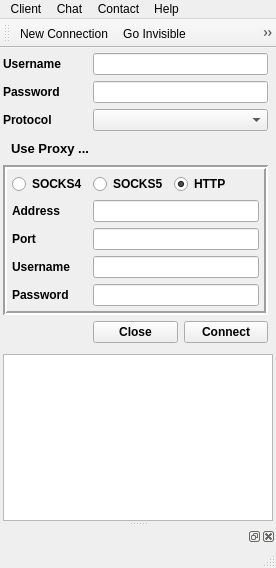
Old version of the form py/gui/main_auto.ui in the repository mnunberg/yobot.
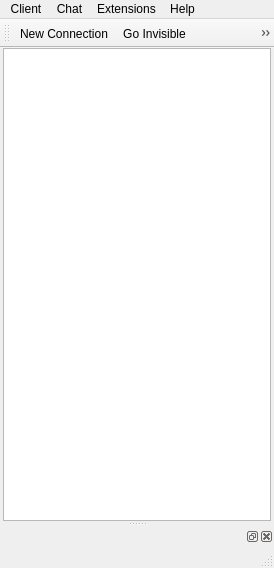
New version of the form. Icons and pictures are not drawn.

Patch:
```diff
--- a/py/gui/main_auto.ui
+++ b/py/gui/main_auto.ui
@@ -9,7 +9,7 @@
    <rect>
     <x>0</x>
     <y>0</y>
-    <width>276</width>
+    <width>274</width>
     <height>568</height>
    </rect>
   </property>
@@ -31,372 +31,6 @@
      <number>0</number>
     </property>
     <item row="0" column="0">
-     <widget class="QFrame" name="conninput">
-      <property name="sizePolicy">
-       <sizepolicy hsizetype="Expanding" vsizetype="Fixed">
-        <horstretch>0</horstretch>
-        <verstretch>0</verstretch>
-       </sizepolicy>
-      </property>
-      <property name="frameShape">
-       <enum>QFrame::NoFrame</enum>
-      </property>
-      <property name="frameShadow">
-       <enum>QFrame::Plain</enum>
-      </property>
-      <property name="lineWidth">
-       <number>0</number>
-      </property>
-      <layout class="QGridLayout" name="gridLayout_2">
-       <property name="sizeConstraint">
-        <enum>QLayout::SetDefaultConstraint</enum>
-       </property>
-       <property name="leftMargin">
-        <number>0</number>
-       </property>
-       <property name="topMargin">
-        <number>5</number>
-       </property>
-       <property name="rightMargin">
-        <number>5</number>
-       </property>
-       <property name="bottomMargin">
-        <number>5</number>
-       </property>
-       <item row="1" column="0">
-        <widget class="QLabel" name="_userlabel">
-         <property name="sizePolicy">
-          <sizepolicy hsizetype="Preferred" vsizetype="Fixed">
-           <horstretch>0</horstretch>
-           <verstretch>0</verstretch>
-          </sizepolicy>
-         </property>
-         <property name="font">
-          <font>
-           <weight>75</weight>
-           <bold>true</bold>
-          </font>
-         </property>
-         <property name="text">
-          <string>Username</string>
-         </property>
-         <property name="buddy">
-          <cstring>w_username</cstring>
-         </property>
-        </widget>
-       </item>
-       <item row="1" column="1" colspan="2">
-        <widget class="QLineEdit" name="w_username">
-         <property name="sizePolicy">
-          <sizepolicy hsizetype="Expanding" vsizetype="Fixed">
-           <horstretch>0</horstretch>
-           <verstretch>0</verstretch>
-          </sizepolicy>
-         </property>
-         <property name="text">
-          <string/>
-         </property>
-        </widget>
-       </item>
-       <item row="2" column="0">
-        <widget class="QLabel" name="_passwordlabel">
-         <property name="sizePolicy">
-          <sizepolicy hsizetype="Preferred" vsizetype="Fixed">
-           <horstretch>0</horstretch>
-           <verstretch>0</verstretch>
-          </sizepolicy>
-         </property>
-         <property name="font">
-          <font>
-           <weight>75</weight>
-           <bold>true</bold>
-          </font>
-         </property>
-         <property name="text">
-          <string>Password</string>
-         </property>
-         <property name="buddy">
-          <cstring>w_password</cstring>
-         </property>
-        </widget>
-       </item>
-       <item row="2" column="1" colspan="2">
-        <widget class="QLineEdit" name="w_password">
-         <property name="sizePolicy">
-          <sizepolicy hsizetype="Expanding" vsizetype="Fixed">
-           <horstretch>0</horstretch>
-           <verstretch>0</verstretch>
-          </sizepolicy>
-         </property>
-         <property name="inputMask">
-          <string/>
-         </property>
-         <property name="text">
-          <string/>
-         </property>
-         <property name="echoMode">
-          <enum>QLineEdit::Password</enum>
-         </property>
-        </widget>
-       </item>
-       <item row="3" column="0">
-        <widget class="QLabel" name="_protolabel">
-         <property name="sizePolicy">
-          <sizepolicy hsizetype="Preferred" vsizetype="Fixed">
-           <horstretch>0</horstretch>
-           <verstretch>0</verstretch>
-          </sizepolicy>
-         </property>
-         <property name="font">
-          <font>
-           <weight>75</weight>
-           <bold>true</bold>
-          </font>
-         </property>
-         <property name="text">
-          <string>Protocol</string>
-         </property>
-         <property name="buddy">
-          <cstring>w_improto</cstring>
-         </property>
-        </widget>
-       </item>
-       <item row="3" column="1" colspan="2">
-        <widget class="QComboBox" name="w_improto">
-         <property name="sizePolicy">
-          <sizepolicy hsizetype="Preferred" vsizetype="Fixed">
-           <horstretch>0</horstretch>
-           <verstretch>0</verstretch>
-          </sizepolicy>
-         </property>
-        </widget>
-       </item>
-       <item row="4" column="0" colspan="3">
-        <widget class="QToolButton" name="show_proxy_prefs">
-         <property name="font">
-          <font>
-           <pointsize>10</pointsize>
-           <weight>75</weight>
-           <bold>true</bold>
-          </font>
-         </property>
-         <property name="text">
-          <string>Use Proxy ...</string>
-         </property>
-         <property name="icon">
-          <iconset resource="../../../yobot/py/gui/resources.qrc">
-           <normaloff>:/icons/icons/stock_proxy.svg</normaloff>:/icons/icons/stock_proxy.svg</iconset>
-         </property>
-         <property name="iconSize">
-          <size>
-           <width>16</width>
-           <height>16</height>
-          </size>
-         </property>
-         <property name="checkable">
-          <bool>true</bool>
-         </property>
-         <property name="toolButtonStyle">
-          <enum>Qt::ToolButtonTextBesideIcon</enum>
-         </property>
-         <property name="autoRaise">
-          <bool>true</bool>
-         </property>
-        </widget>
-       </item>
-       <item row="5" column="0" colspan="3">
-        <widget class="QFrame" name="proxy_params">
-         <property name="enabled">
-          <bool>true</bool>
-         </property>
-         <property name="frameShape">
-          <enum>QFrame::Box</enum>
-         </property>
-         <property name="frameShadow">
-          <enum>QFrame::Sunken</enum>
-         </property>
-         <property name="lineWidth">
-          <number>2</number>
-         </property>
-         <layout class="QGridLayout" name="gridLayout_4">
-          <property name="margin">
-           <number>5</number>
-          </property>
-          <item row="7" column="0">
-           <widget class="QLabel" name="label_2">
-            <property name="font">
-             <font>
-              <weight>75</weight>
-              <bold>true</bold>
-             </font>
-            </property>
-            <property name="text">
-             <string>Password</string>
-            </property>
-            <property name="buddy">
-             <cstring>proxy_password</cstring>
-            </property>
-           </widget>
-          </item>
-          <item row="7" column="2" colspan="3">
-           <widget class="QLineEdit" name="proxy_password">
-            <property name="echoMode">
-             <enum>QLineEdit::Password</enum>
-            </property>
-           </widget>
-          </item>
-          <item row="0" column="0">
-           <widget class="QRadioButton" name="proxy_type_socks4">
-            <property name="font">
-             <font>
-              <weight>75</weight>
-              <italic>false</italic>
-              <bold>true</bold>
-             </font>
-            </property>
-            <property name="text">
-             <string>SOCKS4</string>
-            </property>
-           </widget>
-          </item>
-          <item row="0" column="2">
-           <widget class="QRadioButton" name="proxy_type_socks5">
-            <property name="font">
-             <font>
-              <weight>75</weight>
-              <italic>false</italic>
-              <bold>true</bold>
-             </font>
-            </property>
-            <property name="text">
-             <string>SOCKS5</string>
-            </property>
-            <property name="checked">
-             <bool>false</bool>
-            </property>
-           </widget>
-          </item>
-          <item row="0" column="3">
-           <widget class="QRadioButton" name="proxy_type_http">
-            <property name="font">
-             <font>
-              <weight>75</weight>
-              <italic>false</italic>
-              <bold>true</bold>
-             </font>
-            </property>
-            <property name="text">
-             <string>HTTP</string>
-            </property>
-            <property name="checked">
-             <bool>true</bool>
-            </property>
-           </widget>
-          </item>
-          <item row="3" column="0">
-           <widget class="QLabel" name="label_3">
-            <property name="font">
-             <font>
-              <weight>75</weight>
-              <bold>true</bold>
-             </font>
-            </property>
-            <property name="text">
-             <string>Port</string>
-            </property>
-            <property name="buddy">
-             <cstring>proxy_port</cstring>
-            </property>
-           </widget>
-          </item>
-          <item row="3" column="2" colspan="3">
-           <widget class="QLineEdit" name="proxy_port"/>
-          </item>
-          <item row="2" column="2" colspan="3">
-           <widget class="QLineEdit" name="proxy_host"/>
-          </item>
-          <item row="6" column="2" colspan="3">
-           <widget class="QLineEdit" name="proxy_username"/>
-          </item>
-          <item row="6" column="0">
-           <widget class="QLabel" name="label">
-            <property name="font">
-             <font>
-              <weight>75</weight>
-              <bold>true</bold>
-             </font>
-            </property>
-            <property name="text">
-             <string>Username</string>
-            </property>
-            <property name="buddy">
-             <cstring>proxy_username</cstring>
-            </property>
-           </widget>
-          </item>
-          <item row="2" column="0">
-           <widget class="QLabel" name="label_4">
-            <property name="font">
-             <font>
-              <weight>75</weight>
-              <bold>true</bold>
-             </font>
-            </property>
-            <property name="text">
-             <string>Address</string>
-            </property>
-            <property name="buddy">
-             <cstring>proxy_host</cstring>
-            </property>
-           </widget>
-          </item>
-         </layout>
-        </widget>
-       </item>
-       <item row="7" column="1">
-        <widget class="QPushButton" name="conn_close">
-         <property name="font">
-          <font>
-           <weight>75</weight>
-           <bold>true</bold>
-          </font>
-         </property>
-         <property name="text">
-          <string>Close</string>
-         </property>
-         <property name="icon">
-          <iconset resource="../../../yobot/py/gui/resources.qrc">
-           <normaloff>:/icons/icons/dialog-close.png</normaloff>:/icons/icons/dialog-close.png</iconset>
-         </property>
-        </widget>
-       </item>
-       <item row="7" column="2">
-        <widget class="QPushButton" name="w_connect">
-         <property name="sizePolicy">
-          <sizepolicy hsizetype="Minimum" vsizetype="Fixed">
-           <horstretch>0</horstretch>
-           <verstretch>0</verstretch>
-          </sizepolicy>
-         </property>
-         <property name="font">
-          <font>
-           <weight>75</weight>
-           <bold>true</bold>
-          </font>
-         </property>
-         <property name="text">
-          <string>Connect</string>
-         </property>
-         <property name="icon">
-          <iconset resource="../../../yobot/py/gui/resources.qrc">
-           <normaloff>:/icons/icons/network-connect.png</normaloff>:/icons/icons/network-connect.png</iconset>
-         </property>
-        </widget>
-       </item>
-      </layout>
-     </widget>
-    </item>
-    <item row="1" column="0">
      <spacer name="verticalSpacer">
       <property name="orientation">
        <enum>Qt::Vertical</enum>
@@ -412,7 +46,7 @@
       </property>
      </spacer>
     </item>
-    <item row="3" column="0">
+    <item row="1" column="0">
      <widget class="QTreeView" name="blist">
       <property name="autoScrollMargin">
        <number>28</number>
@@ -447,7 +81,7 @@
     <rect>
      <x>0</x>
      <y>0</y>
-     <width>276</width>
+     <width>274</width>
      <height>29</height>
     </rect>
    </property>
@@ -484,16 +118,16 @@
     </property>
     <addaction name="actionAbout"/>
    </widget>
-   <widget class="QMenu" name="menuContact">
+   <widget class="QMenu" name="menuExtensions">
     <property name="title">
-     <string>Contact</string>
+     <string>Extensions</string>
     </property>
     <addaction name="actionAddUser"/>
     <addaction name="actionIgnoreUser"/>
    </widget>
    <addaction name="menu"/>
    <addaction name="menuChat"/>
-   <addaction name="menuContact"/>
+   <addaction name="menuExtensions"/>
    <addaction name="menuHelo"/>
   </widget>
   <widget class="QStatusBar" name="statusbar"/>
```
Left out of the diff: 49 changed lines with no effect on the pictures.
